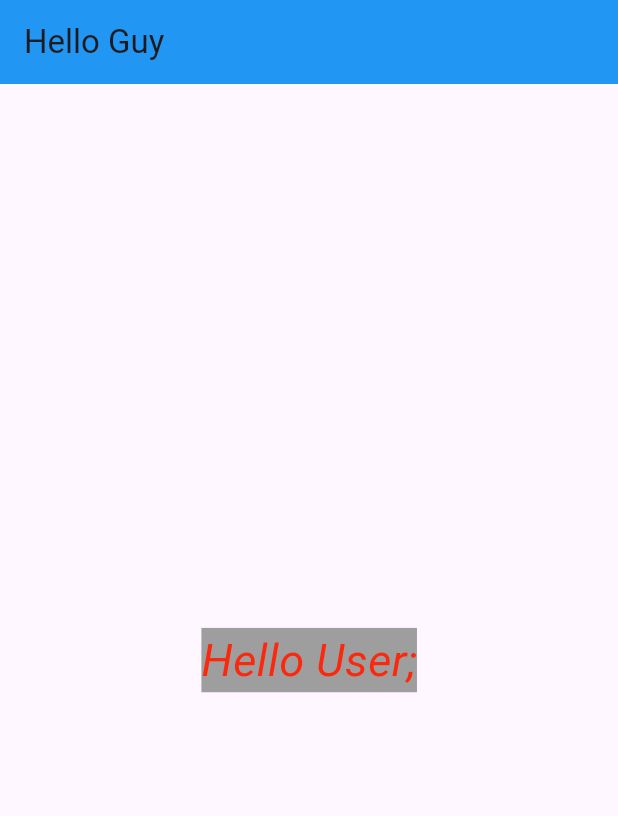
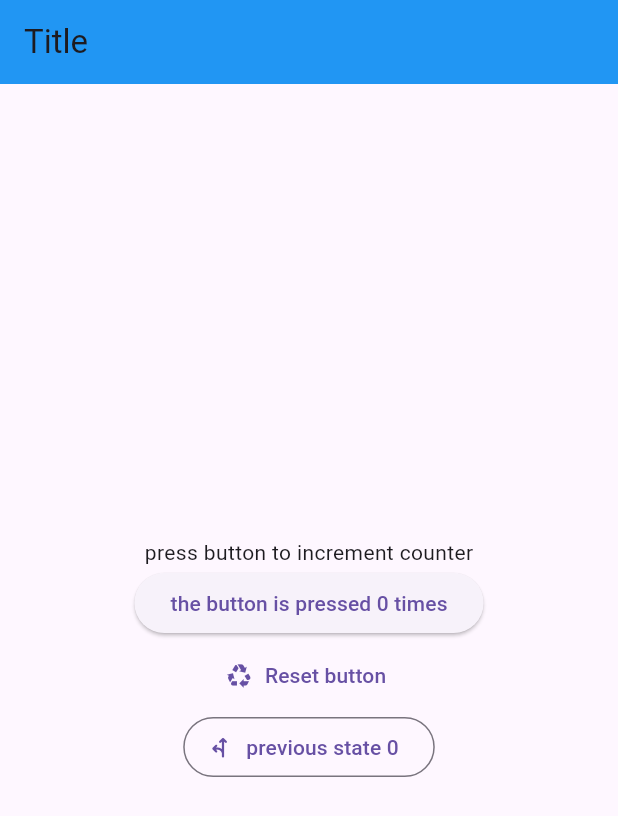
Before and after one commit to venkat669/flutapp_1, a Flutter app: the screen it shows after launch, on a phone screen of 412 x 824 dp. Shown: the top 816 px of the screen. Run offline on Flutter 3.47's test engine with Material 3 defaults, Android fonts, the phone set to English and light mode, and no system bars.

Commit message:
"created buttons in flutter"

```diff
--- a/lib/main.dart
+++ b/lib/main.dart
@@ -9,26 +9,71 @@ void main() {
   ));
 }
 
-class Homepage extends StatelessWidget {
+class Homepage extends StatefulWidget {
+  const Homepage({ Key? key }) : super(key: key);
+
+  @override
+  _Statename createState() => _Statename();
+}
+
+class _Statename extends State<Homepage> {
+  int i = 0;
+  int j=0;
+  void _incrementCounter() {
+    setState(() {
+      i++;
+    });
+
+  }
+    void _resetcount(){
+      _previousState();
+        setState(() {
+          i=0;
+        });
+
+      }
+      void _previousState(){
+        setState(() {
+          j=i;
+        });
+      }
   @override
   Widget build(BuildContext context) {
     return Scaffold(
       appBar: AppBar(
-        title: Text("Hello Guy"),
-         backgroundColor: Colors.blue,
+        title: const Text('Title'),
+        backgroundColor: Colors.blue,
       ),
-      body: Container(
-        child: Center(
-          child: Text("Hello User;",
-           style: TextStyle(backgroundColor: Colors.grey ,
-           fontStyle: FontStyle.italic,
-           fontFamily:'Roboto',
-            color: Color.fromRGBO(254, 36, 7, 0.962),
-            fontSize: 30),),
 
+      // body: Container(
+      //     padding: EdgeInsets.all(16.0),
+      //     margin: EdgeInsets.all(16.0),
+      //     alignment: Alignment.center,
+      //     decoration: BoxDecoration(
+      //       color: Colors.blueAccent,
+      //       borderRadius: BorderRadius.circular(10),
+
+      // ),
+
+      //)
+      body: Center(
+        child:  Column(
+          mainAxisAlignment: MainAxisAlignment.center,
+          children:<Widget>[
+            Text("press button to increment counter"),
+            ElevatedButton(onPressed: _incrementCounter,
+            child: Text("the button is pressed $i times")),
+            TextButton.icon(onPressed: _resetcount, icon: Icon(Icons.recycling),
+            label: Text("Reset button"),),//A textbutton to display text along with icon
+            OutlinedButton.icon(onPressed: _previousState,
+            icon: Icon(Icons.fork_left_rounded), label: Text("previous state $j"))
+          ],
         ),
+      ),
 
-      ),
+
     );
+
+
   }
 }
```
